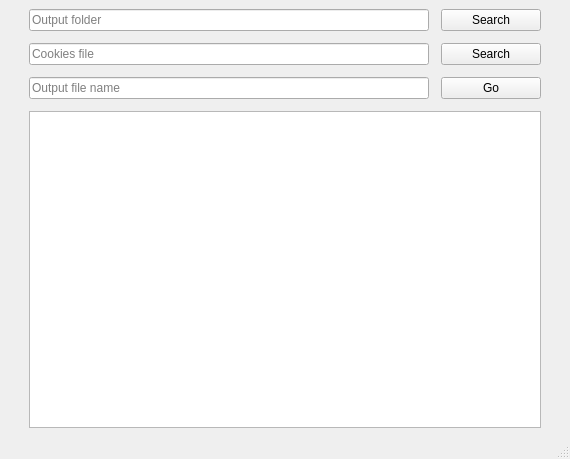
First picture: the form in mainwindow.ui, repository AndreaTerenz/CiulaLezioni, before the edit.
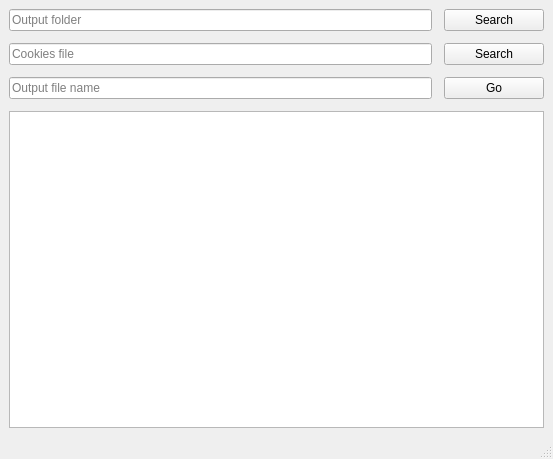
Second picture: the form after the edit.

```diff
--- a/mainwindow.ui
+++ b/mainwindow.ui
@@ -21,10 +21,10 @@
        <number>12</number>
       </property>
       <property name="leftMargin">
-       <number>20</number>
+       <number>0</number>
       </property>
       <property name="rightMargin">
-       <number>20</number>
+       <number>0</number>
       </property>
       <item>
        <layout class="QHBoxLayout" name="horizontalLayout_4">
```
